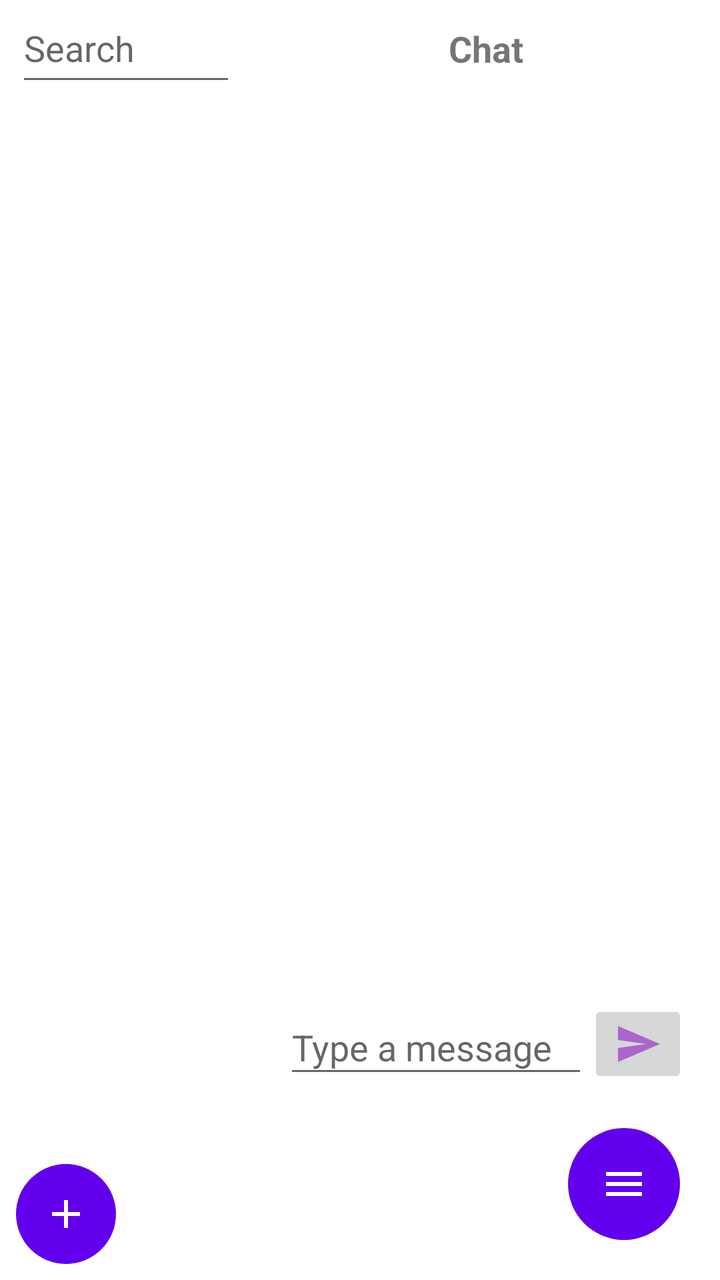
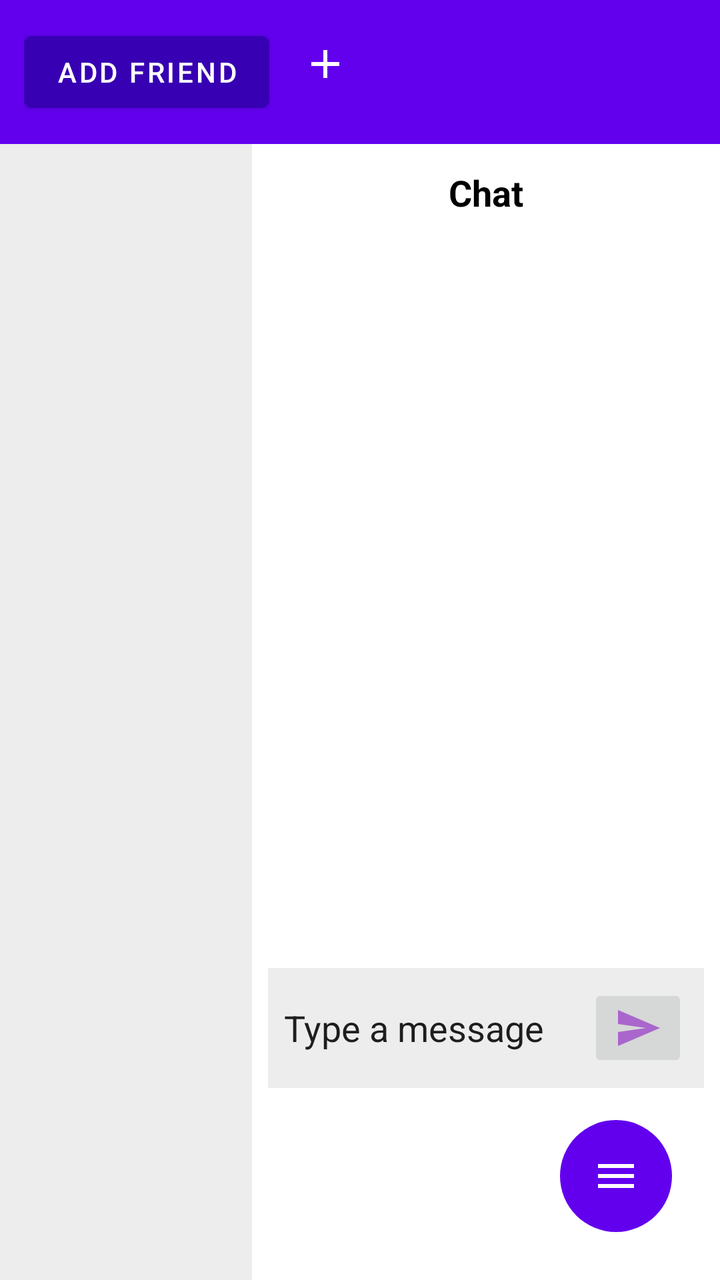

Before-and-after screenshots of an Android layout around one commit, followed by the original layout XML and the change that was made.
<!-- AndroidManifest.xml: application theme Theme.VIRE -->
<!-- res/layout/activity_messages.xml -->
<?xml version="1.0" encoding="utf-8"?>
<LinearLayout
    xmlns:android="http://schemas.android.com/apk/res/android"
    android:orientation="horizontal"
    android:layout_width="match_parent"
    android:layout_height="match_parent">

    
    <LinearLayout
        android:id="@+id/leftPanel"
        android:orientation="vertical"
        android:layout_width="0dp"
        android:layout_height="match_parent"
        android:layout_weight="0.35"
        android:padding="8dp">

        
        <EditText
            android:id="@+id/searchUsers"
            android:layout_width="match_parent"
            android:layout_height="40dp"
            android:hint="Search users" />

        
        <androidx.recyclerview.widget.RecyclerView
            android:id="@+id/recyclerUsers"
            android:layout_width="match_parent"
            android:layout_height="0dp"
            android:layout_weight="1" />

        
        <ImageButton
            android:id="@+id/newMessageButton"
            android:layout_width="50dp"
            android:layout_height="50dp"
            android:layout_marginTop="8dp"
            android:background="@drawable/circle_bg"
            android:src="@drawable/ic_add"
            android:tint="@android:color/white"
            android:contentDescription="New Message" />

    </LinearLayout>

    
    <RelativeLayout
        android:id="@+id/rightPanel"
        android:layout_width="0dp"
        android:layout_height="match_parent"
        android:layout_weight="0.65"
        android:padding="8dp">

        
        <TextView
            android:id="@+id/chatHeader"
            android:layout_width="wrap_content"
            android:layout_height="wrap_content"
            android:text="Chat"
            android:textStyle="bold"
            android:textSize="18sp"
            android:layout_alignParentTop="true"
            android:layout_centerHorizontal="true"
            android:padding="4dp" />

        
        <androidx.recyclerview.widget.RecyclerView
            android:id="@+id/recyclerChatMessages"
            android:layout_width="match_parent"
            android:layout_height="match_parent"
            android:layout_below="@id/chatHeader"
            android:layout_above="@id/chatInputBar"
            android:paddingBottom="8dp" />

        
        <LinearLayout
            android:id="@+id/chatInputBar"
            android:orientation="horizontal"
            android:layout_width="match_parent"
            android:layout_height="60dp"
            android:layout_above="@id/hamburgerButton"
            android:padding="8dp">

            <EditText
                android:id="@+id/messageInput"
                android:layout_width="0dp"
                android:layout_height="match_parent"
                android:layout_weight="1"
                android:hint="Type a message" />

            <ImageButton
                android:id="@+id/sendMessage"
                android:layout_width="50dp"
                android:layout_height="match_parent"
                android:src="@drawable/ic_send"
                android:tint="@android:color/holo_purple"
                android:contentDescription="Send" />
        </LinearLayout>

        
        <ImageButton
            android:id="@+id/hamburgerButton"
            android:layout_width="56dp"
            android:layout_height="56dp"
            android:layout_alignParentBottom="true"
            android:layout_alignParentEnd="true"
            android:layout_margin="12dp"
            android:background="@drawable/circle_bg"
            android:src="@drawable/ic_menu_hamburger"
            android:tint="@android:color/white"
            android:contentDescription="Menu" />

    </RelativeLayout>

</LinearLayout>
<!-- resources referenced by this layout -->
<resources>
  <!-- drawable circle_bg (drawable) -->
  <?xml version="1.0" encoding="utf-8"?>
  
  <shape xmlns:android="http://schemas.android.com/apk/res/android"
      android:shape="oval">
      <solid android:color="#6200EE"/> 
      <size android:width="56dp" android:height="56dp"/>
  </shape>
  <!-- drawable ic_add (drawable) -->
  <?xml version="1.0" encoding="utf-8"?>
  <vector xmlns:android="http://schemas.android.com/apk/res/android"
      android:width="24dp"
      android:height="24dp"
      android:viewportWidth="24"
      android:viewportHeight="24">
      <path
          android:fillColor="#FFFFFF"
          android:pathData="M19,13h-6v6h-2v-6H5v-2h6V5h2v6h6v2z"/>
  </vector>
  <!-- drawable ic_menu_hamburger (drawable) -->
  <?xml version="1.0" encoding="utf-8"?>
  <vector xmlns:android="http://schemas.android.com/apk/res/android"
      android:width="24dp"
      android:height="24dp"
      android:viewportWidth="24"
      android:viewportHeight="24">
      <path
          android:fillColor="#000000"
          android:pathData="M3,6h18v2H3V6zM3,11h18v2H3v-2zM3,16h18v2H3v-2z"/>
  </vector>
  <!-- drawable ic_send (drawable) -->
  <?xml version="1.0" encoding="utf-8"?>
  <vector xmlns:android="http://schemas.android.com/apk/res/android"
      android:width="24dp"
      android:height="24dp"
      android:viewportWidth="24"
      android:viewportHeight="24">
  
      
      <path
          android:fillColor="#FFFFFFFF"
          android:pathData="M2,21L23,12L2,3L2,10L16,12L2,14z" />
  
  </vector>
  <style name="Theme.VIRE" parent="Theme.MaterialComponents.DayNight.NoActionBar">
          
          <item name="colorPrimary">#6200EE</item>  
          <item name="colorPrimaryVariant">#3700B3</item>
          <item name="colorOnPrimary">#FFFFFF</item>
          
          <item name="colorSecondary">#03DAC5</item>
          <item name="colorSecondaryVariant">#018786</item>
          <item name="colorOnSecondary">#000000</item>
      </style>
</resources>

<!-- the commit's change to res/layout/activity_messages.xml (unified diff, before → after) -->
@@ -1,113 +1,159 @@
 <?xml version="1.0" encoding="utf-8"?>
 <LinearLayout
     xmlns:android="http://schemas.android.com/apk/res/android"
-    android:orientation="horizontal"
+    android:orientation="vertical"
     android:layout_width="match_parent"
-    android:layout_height="match_parent">
+    android:layout_height="match_parent"
+    android:background="@color/white">
 
     
     <LinearLayout
-        android:id="@+id/leftPanel"
-        android:orientation="vertical"
-        android:layout_width="0dp"
-        android:layout_height="match_parent"
-        android:layout_weight="0.35"
-        android:padding="8dp">
+        android:id="@+id/topBar"
+        android:orientation="horizontal"
+        android:layout_width="match_parent"
+        android:layout_height="wrap_content"
+        android:padding="12dp"
+        android:gravity="center_vertical"
+        android:background="@color/purple_500">
 
         
-        <EditText
-            android:id="@+id/searchUsers"
-            android:layout_width="match_parent"
-            android:layout_height="40dp"
-            android:hint="Search users" />
-
-        
-        <androidx.recyclerview.widget.RecyclerView
-            android:id="@+id/recyclerUsers"
-            android:layout_width="match_parent"
-            android:layout_height="0dp"
-            android:layout_weight="1" />
+        <Button
+            android:id="@+id/addFriendButton"
+            android:layout_width="wrap_content"
+            android:layout_height="wrap_content"
+            android:text="Add Friend"
+            android:textColor="@android:color/white"
+            android:backgroundTint="@color/purple_700"
+            android:paddingHorizontal="16dp"
+            android:paddingVertical="8dp"
+            android:layout_marginEnd="8dp"/>
 
         
         <ImageButton
             android:id="@+id/newMessageButton"
-            android:layout_width="50dp"
-            android:layout_height="50dp"
-            android:layout_marginTop="8dp"
+            android:layout_width="40dp"
+            android:layout_height="40dp"
+            android:layout_gravity="end"
             android:background="@drawable/circle_bg"
             android:src="@drawable/ic_add"
             android:tint="@android:color/white"
             android:contentDescription="New Message" />
-
     </LinearLayout>
 
     
-    <RelativeLayout
-        android:id="@+id/rightPanel"
-        android:layout_width="0dp"
-        android:layout_height="match_parent"
-        android:layout_weight="0.65"
-        android:padding="8dp">
-
-        
-        <TextView
-            android:id="@+id/chatHeader"
-            android:layout_width="wrap_content"
-            android:layout_height="wrap_content"
-            android:text="Chat"
-            android:textStyle="bold"
-            android:textSize="18sp"
-            android:layout_alignParentTop="true"
-            android:layout_centerHorizontal="true"
-            android:padding="4dp" />
-
-        
-        <androidx.recyclerview.widget.RecyclerView
-            android:id="@+id/recyclerChatMessages"
-            android:layout_width="match_parent"
-            android:layout_height="match_parent"
-            android:layout_below="@id/chatHeader"
-            android:layout_above="@id/chatInputBar"
-            android:paddingBottom="8dp" />
+    <LinearLayout
+        android:orientation="horizontal"
+        android:layout_width="match_parent"
+        android:layout_height="match_parent">
 
         
         <LinearLayout
-            android:id="@+id/chatInputBar"
-            android:orientation="horizontal"
-            android:layout_width="match_parent"
-            android:layout_height="60dp"
-            android:layout_above="@id/hamburgerButton"
-            android:padding="8dp">
+            android:id="@+id/leftPanel"
+            android:orientation="vertical"
+            android:layout_width="0dp"
+            android:layout_height="match_parent"
+            android:layout_weight="0.35"
+            android:padding="8dp"
+            android:background="@color/light_gray">
 
+            
             <EditText
-                android:id="@+id/messageInput"
-                android:layout_width="0dp"
-                android:layout_height="match_parent"
+                android:id="@+id/searchUsers"
+                android:layout_width="match_parent"
+                android:layout_height="40dp"
+                android:hint="Search users"
+                android:visibility="gone"
+                android:background="@drawable/search_bar_bg"
+                android:padding="10dp"
+                android:textColor="@android:color/black"
+                android:textColorHint="@color/darker_gray"/>
+
+            
+            <androidx.recyclerview.widget.RecyclerView
+                android:id="@+id/recyclerUsers"
+                android:layout_width="match_parent"
+                android:layout_height="0dp"
                 android:layout_weight="1"
-                android:hint="Type a message" />
-
-            <ImageButton
-                android:id="@+id/sendMessage"
-                android:layout_width="50dp"
-                android:layout_height="match_parent"
-                android:src="@drawable/ic_send"
-                android:tint="@android:color/holo_purple"
-                android:contentDescription="Send" />
+                android:divider="@android:color/darker_gray"
+                android:dividerHeight="1dp" />
         </LinearLayout>
 
         
-        <ImageButton
-            android:id="@+id/hamburgerButton"
-            android:layout_width="56dp"
-            android:layout_height="56dp"
-            android:layout_alignParentBottom="true"
-            android:layout_alignParentEnd="true"
-            android:layout_margin="12dp"
-            android:background="@drawable/circle_bg"
-            android:src="@drawable/ic_menu_hamburger"
-            android:tint="@android:color/white"
-            android:contentDescription="Menu" />
+        <RelativeLayout
+            android:id="@+id/rightPanel"
+            android:layout_width="0dp"
+            android:layout_height="match_parent"
+            android:layout_weight="0.65"
+            android:padding="8dp"
+            android:background="@color/white"
+            android:visibility="visible">
 
-    </RelativeLayout>
+            
+            <TextView
+                android:id="@+id/chatHeader"
+                android:layout_width="wrap_content"
+                android:layout_height="wrap_content"
+                android:text="Chat"
+                android:textStyle="bold"
+                android:textSize="18sp"
+                android:textColor="@android:color/black"
+                android:layout_alignParentTop="true"
+                android:layout_centerHorizontal="true"
+                android:padding="4dp"
+                android:visibility="visible" />
 
+            
+            <androidx.recyclerview.widget.RecyclerView
+                android:id="@+id/recyclerChatMessages"
+                android:layout_width="match_parent"
+                android:layout_height="match_parent"
+                android:layout_below="@id/chatHeader"
+                android:layout_above="@id/chatInputBar"
+                android:paddingBottom="8dp"
+                android:visibility="visible" />
+
+            
+            <LinearLayout
+                android:id="@+id/chatInputBar"
+                android:orientation="horizontal"
+                android:layout_width="match_parent"
+                android:layout_height="60dp"
+                android:layout_above="@id/hamburgerButton"
+                android:padding="8dp"
+                android:background="@color/light_gray"
+                android:visibility="visible">
+
+                <EditText
+                    android:id="@+id/messageInput"
+                    android:layout_width="0dp"
+                    android:layout_height="match_parent"
+                    android:layout_weight="1"
+                    android:hint="Type a message"
+                    android:background="@drawable/message_input_bg"
+                    android:textColor="@android:color/black"
+                    android:textColorHint="@color/darker_gray"/>
+
+                <ImageButton
+                    android:id="@+id/sendMessage"
+                    android:layout_width="50dp"
+                    android:layout_height="match_parent"
+                    android:src="@drawable/ic_send"
+                    android:tint="@android:color/holo_purple"
+                    android:contentDescription="Send" />
+            </LinearLayout>
+
+            
+            <ImageButton
+                android:id="@+id/hamburgerButton"
+                android:layout_width="56dp"
+                android:layout_height="56dp"
+                android:layout_alignParentBottom="true"
+                android:layout_alignParentEnd="true"
+                android:layout_margin="16dp"
+                android:background="@drawable/circle_bg"
+                android:src="@drawable/ic_menu_hamburger"
+                android:contentDescription="Menu"
+                android:tint="@android:color/white" />
+        </RelativeLayout>
+    </LinearLayout>
 </LinearLayout>
<!-- resource entries referenced after the edit -->
@@ -1,12 +1,23 @@
 <!-- resources referenced by this layout -->
 <resources>
+  <color name="darker_gray">#1E1E1E</color>
+  <color name="light_gray">#EDEDED</color>
+  <color name="purple_500">#6200EE</color>
+  <color name="purple_700">#3700B3</color>
+  <color name="white">#FFFFFF</color>
   <!-- drawable circle_bg (drawable) -->
   <?xml version="1.0" encoding="utf-8"?>
   
   <shape xmlns:android="http://schemas.android.com/apk/res/android"
       android:shape="oval">
-      <solid android:color="#6200EE"/> 
-      <size android:width="56dp" android:height="56dp"/>
+  
+      
+      <solid android:color="@color/purple_500"/>
+  
+      
+      <size
+          android:width="56dp"
+          android:height="56dp"/>
   </shape>
   <!-- drawable ic_add (drawable) -->
   <?xml version="1.0" encoding="utf-8"?>
@@ -44,6 +55,18 @@
           android:pathData="M2,21L23,12L2,3L2,10L16,12L2,14z" />
   
   </vector>
+  <!-- drawable message_input_bg (drawable) -->
+  <?xml version="1.0" encoding="utf-8"?>
+  <shape xmlns:android="http://schemas.android.com/apk/res/android" android:shape="rectangle">
+      <solid android:color="@color/light_gray" />
+      <corners android:radius="16dp" />
+  </shape>
+  <!-- drawable search_bar_bg (drawable) -->
+  <?xml version="1.0" encoding="utf-8"?>
+  <shape xmlns:android="http://schemas.android.com/apk/res/android" android:shape="rectangle">
+      <solid android:color="@color/light_gray" />
+      <corners android:radius="12dp" />
+  </shape>
   <style name="Theme.VIRE" parent="Theme.MaterialComponents.DayNight.NoActionBar">
           
           <item name="colorPrimary">#6200EE</item>  
